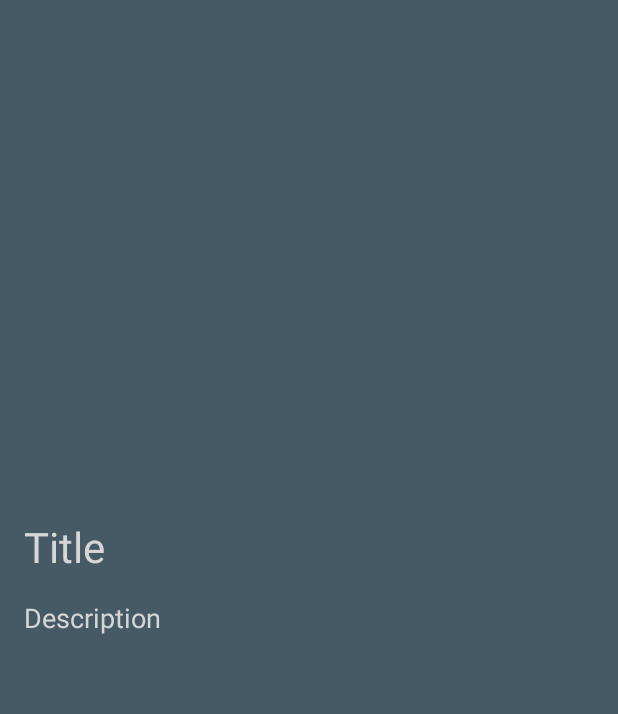
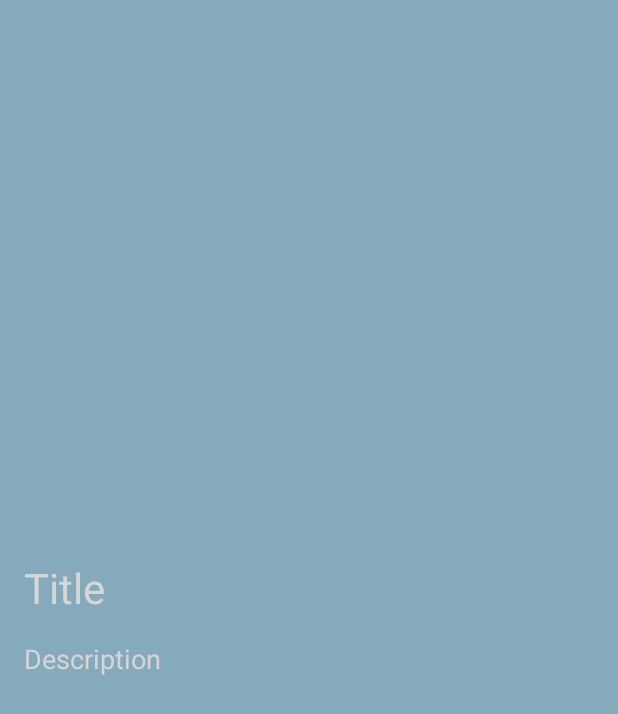
Before and after one commit to BANKEX/smart-asset-iot-android-demo, an Android app: the layout fragment_intro_slide.xml on its own in the app's theme, with its tools: preview values and no code run, on a phone screen of 412 x 824 dp. Shown: the top 714 px of the screen. Run offline under Robolectric (Android 15) with nearby library versions, the phone set to English and light mode, and no system bars.

Commit message:
Updates regarding PR comments; https://github.com/BankEx/smart-asset-iot-android-demo/pull/1;

```diff
--- a/app/src/main/res/layout/fragment_intro_slide.xml
+++ b/app/src/main/res/layout/fragment_intro_slide.xml
@@ -1,32 +1,34 @@
 <?xml version="1.0" encoding="utf-8"?>
-<RelativeLayout xmlns:android="http://schemas.android.com/apk/res/android"
+<FrameLayout xmlns:android="http://schemas.android.com/apk/res/android"
     xmlns:tools="http://schemas.android.com/tools"
     android:layout_width="match_parent"
     android:layout_height="match_parent"
-    android:background="@color/introSlideBackground"
     android:padding="16dp"
-    tools:background="@color/colorPrimaryDark">
+    android:background="@color/introSlideBackground">
 
-    <TextView
-        android:id="@+id/description_text"
+    <LinearLayout
         android:layout_width="match_parent"
         android:layout_height="wrap_content"
-        android:layout_centerInParent="true"
-        android:layout_marginTop="16dp"
-        android:textColor="@color/white"
-        android:textSize="18sp"
-        tools:text="Description" />
+        android:orientation="vertical"
+        android:layout_gravity="center">
 
-    <TextView
-        android:id="@+id/title_text"
-        android:layout_width="match_parent"
-        android:layout_height="wrap_content"
-        android:layout_above="@+id/description_text"
-        android:ellipsize="end"
-        android:lines="1"
-        android:textColor="@color/white"
-        android:textSize="28sp"
-        tools:text="Title" />
+        <TextView
+            android:id="@+id/title_text"
+            android:layout_width="match_parent"
+            android:layout_height="wrap_content"
+            android:textSize="28sp"
+            android:textColor="@color/white"
+            tools:text="Title"/>
 
+        <TextView
+            android:id="@+id/description_text"
+            android:layout_width="match_parent"
+            android:layout_height="wrap_content"
+            android:layout_marginTop="16dp"
+            android:textSize="18sp"
+            android:textColor="@color/white"
+            tools:text="Description"/>
 
-</RelativeLayout>
+    </LinearLayout>
+
+</FrameLayout>
```
